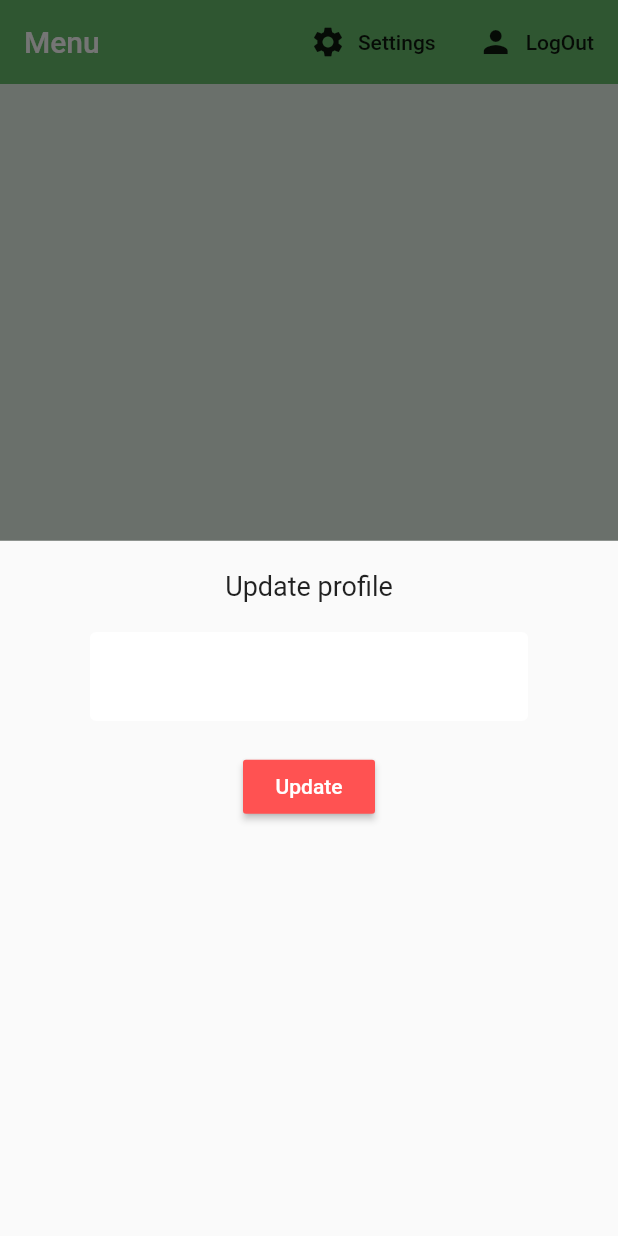
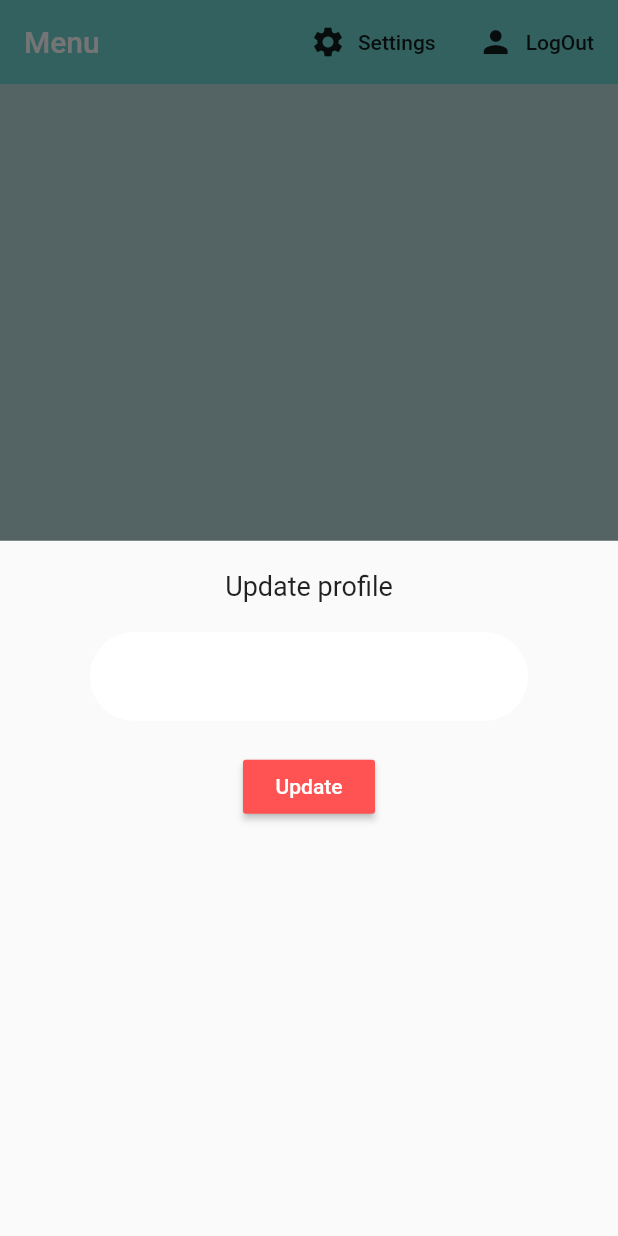
Before and after one commit to maramih/toothly, a Flutter app: the screen it shows once a user with an empty profile is signed in, after a tap on "Settings", on a phone screen of 412 x 824 dp. Run offline on Flutter 3.47's test engine with Material 2 defaults, Android fonts, the phone set to English and light mode, and no system bars; our stand-ins replace cloud_firestore, firebase_auth, flutter_spinkit, google_sign_in; accounts and stored records are empty.

Commit message:
Changed color palette. Changed appearance of sign in and register screens. Added sign in with Google.

```diff
--- a/toothly/lib/screens/authenticate/register.dart
+++ b/toothly/lib/screens/authenticate/register.dart
@@ -1,5 +1,6 @@
 import 'package:flutter/material.dart';
 import 'package:toothly/services/auth.dart';
+import 'package:toothly/shared/colors.dart';
 import 'package:toothly/shared/constants.dart';
 import 'package:toothly/shared/loading.dart';
 
@@ -22,38 +23,52 @@ class _RegisterState extends State<Register> {
   String password = '';
   String error = '';
 
+  //validator with regex for emails
+  String validateEmail(String value) {
+    Pattern pattern =
+        r'^(([^<>()[\]\\.,;:\s@\"]+(\.[^<>()[\]\\.,;:\s@\"]+)*)|(\".+\"))@((\[[0-9]{1,3}\.[0-9]{1,3}\.[0-9]{1,3}\.[0-9]{1,3}\])|(([a-zA-Z\-0-9]+\.)+[a-zA-Z]{2,}))$';
+    RegExp regex = new RegExp(pattern);
+    if (!regex.hasMatch(value))
+      return 'Enter Valid Email';
+    else
+      return null;
+  }
+
   @override
   Widget build(BuildContext context) {
     return loading
         ? Loading()
         : Scaffold(
-            backgroundColor: Colors.green[100],
-            appBar: AppBar(
-              backgroundColor: Colors.green[400],
-              elevation: 0.0,
-              title: Text('Sign up to Toothly'),
-              actions: <Widget>[
-                FlatButton.icon(
-                    onPressed: () {
-                      widget.toggleView();
-                    },
-                    icon: Icon(Icons.person),
-                    label: Text('Sign in'))
-              ],
-            ),
+            backgroundColor: Swatches.mySecondaryMint,
             body: SingleChildScrollView(
               child: Container(
                 padding: EdgeInsets.symmetric(vertical: 20.0, horizontal: 50.0),
                 child: Form(
                   key: _formKey,
                   child: Column(children: <Widget>[
+                    Container(
+                      child: Center(
+                        child: Text(
+                          "Register",
+                          style: TextStyle(
+                              fontSize: 30.0, color: Swatches.myPrimaryGrey),
+                          textAlign: TextAlign.center,
+                        ),
+                      ),
+                      margin: EdgeInsets.all(40.0),
+                      height: 150.0,
+                      width: 150.0,
+                      decoration: BoxDecoration(
+                        color:Swatches.myPrimaryPurple,
+                        shape: BoxShape.circle,
+                      ),
+                    ),
                     SizedBox(height: 20.0),
                     TextFormField(
+                      keyboardType: TextInputType.emailAddress,
                         decoration:
                             textInputDecoration.copyWith(hintText: 'Email'),
-                        validator: (val) {
-                          return val.isEmpty ? 'Enter an email' : null;
-                        },
+                        validator: validateEmail,
                         onChanged: (val) {
                           setState(() {
                             email = val;
@@ -76,7 +91,7 @@ class _RegisterState extends State<Register> {
                         }),
                     SizedBox(height: 20.0),
                     RaisedButton(
-                      color: Colors.redAccent,
+                      color: Swatches.myPrimaryRed,
                       child: Text(
                         "Register",
                         style: TextStyle(color: Colors.white),
@@ -99,7 +114,16 @@ class _RegisterState extends State<Register> {
                     ),
                     SizedBox(height: 12.0),
                     Text(error,
-                        style: TextStyle(color: Colors.red, fontSize: 14.0))
+                        style: TextStyle(color: Swatches.myPrimaryRed, fontSize: 14.0)),
+                    FlatButton.icon(
+                      onPressed: () {
+                        widget.toggleView();
+                      },
+                      icon: Icon(Icons.person),
+                      label: Text('Sign In'),
+                      color: Swatches.myPrimaryRed,
+                      textColor: Colors.white,
+                    ),
                   ]),
                 ),
               ),
--- a/toothly/lib/screens/authenticate/sign_in.dart
+++ b/toothly/lib/screens/authenticate/sign_in.dart
@@ -1,5 +1,6 @@
 import 'package:flutter/material.dart';
 import 'package:toothly/services/auth.dart';
+import 'package:toothly/shared/colors.dart';
 import 'package:toothly/shared/constants.dart';
 import 'package:toothly/shared/loading.dart';
 
@@ -22,34 +23,52 @@ class _SignInState extends State<SignIn> {
   String password = '';
   String error = '';
 
+//validator with regex for emails
+  String validateEmail(String value) {
+    Pattern pattern =
+        r'^(([^<>()[\]\\.,;:\s@\"]+(\.[^<>()[\]\\.,;:\s@\"]+)*)|(\".+\"))@((\[[0-9]{1,3}\.[0-9]{1,3}\.[0-9]{1,3}\.[0-9]{1,3}\])|(([a-zA-Z\-0-9]+\.)+[a-zA-Z]{2,}))$';
+    RegExp regex = new RegExp(pattern);
+    if (!regex.hasMatch(value))
+      return 'Enter Valid Email';
+    else
+      return null;
+  }
+
   @override
   Widget build(BuildContext context) {
-    return loading ? Loading(): Scaffold(
-        backgroundColor: Colors.green[100],
-        appBar: AppBar(
-          backgroundColor: Colors.green[400],
-          elevation: 0.0,
-          title: Text('Sign in to Toothly'),
-          actions: <Widget>[
-            FlatButton.icon(
-                onPressed: () {
-                  widget.toggleView();
-                },
-                icon: Icon(Icons.person),
-                label: Text('Register'))
-          ],
-        ),
-        body: Container(
+    return loading
+        ? Loading()
+        : Scaffold(
+            backgroundColor: Swatches.mySecondaryMint,
+            body: SingleChildScrollView(
+              child: Container(
                 padding: EdgeInsets.symmetric(vertical: 20.0, horizontal: 50.0),
                 child: Form(
                   key: _formkey,
                   child: Column(children: <Widget>[
+                    Container(
+                      child: Center(
+                        child: Text(
+                          "Login",
+                          style: TextStyle(
+                              fontSize: 50.0, color: Swatches.myPrimaryGrey),
+                          textAlign: TextAlign.center,
+                        ),
+                      ),
+                      margin: EdgeInsets.all(40.0),
+                      height: 150.0,
+                      width: 150.0,
+                      decoration: BoxDecoration(
+                        color:Swatches.myPrimaryPurple,
+                        shape: BoxShape.circle,
+                      ),
+                    ),
                     SizedBox(height: 20.0),
                     TextFormField(
-                  decoration: textInputDecoration.copyWith(hintText: 'Email'),
-                  // IMPLEMENT the  isEmail validation with regex maybe
-                  validator: (val) =>
-                      val.isEmpty ? 'Enter a valid email' : null,
+                        keyboardType: TextInputType.emailAddress,
+                        decoration:
+                            textInputDecoration.copyWith(hintText: 'Email'),
+                        validator: validateEmail,
                         onChanged: (val) {
                           setState(() {
                             email = val;
@@ -69,7 +88,7 @@ class _SignInState extends State<SignIn> {
                         }),
                     SizedBox(height: 20.0),
                     RaisedButton(
-                color: Colors.redAccent,
+                      color: Swatches.myPrimaryRed,
                       child: Text(
                         "Sign in",
                         style: TextStyle(color: Colors.white),
@@ -77,8 +96,8 @@ class _SignInState extends State<SignIn> {
                       onPressed: () async {
                         if (_formkey.currentState.validate()) {
                           setState(() => loading = true);
-                    dynamic result =
-                        await _auth.signInWithEmailAndPassword(email, password);
+                          dynamic result = await _auth
+                              .signInWithEmailAndPassword(email, password);
                           if (result == null) {
                             setState(() {
                               error = 'Invalid credentials';
@@ -88,7 +107,27 @@ class _SignInState extends State<SignIn> {
                         }
                       },
                     ),
+                    FlatButton.icon(
+                      onPressed: () {
+                        widget.toggleView();
+                      },
+                      icon: Icon(Icons.person),
+                      label: Text('Register'),
+                      color: Swatches.myPrimaryRed,
+                      textColor: Colors.white,
+                    ),
+                    FlatButton.icon(
+                      onPressed: () async {
+                        dynamic result = await _auth
+                            .signInWithGoogle();
+                      },
+                      icon: Icon(Icons.account_circle),
+                      label: Text('Sign in w/ Google'),
+                      color: Swatches.myPrimaryRed,
+                      textColor: Colors.white,
+                    )
                   ]),
+                ),
               ),
             ));
   }
--- a/toothly/lib/screens/home/profile_list.dart
+++ b/toothly/lib/screens/home/components/profile_list.dart
@@ -1,7 +1,7 @@
 import 'package:flutter/material.dart';
 import 'package:provider/provider.dart';
 import 'package:toothly/models/profile.dart';
-import 'package:toothly/screens/home/profile_tile.dart';
+import 'file:///D:/FlutterApps/Licenta/toothly/lib/screens/home/components/profile_tile.dart';
 
 class ProfileList extends StatefulWidget {
   @override
--- a/toothly/lib/screens/home/home.dart
+++ b/toothly/lib/screens/home/home.dart
@@ -1,11 +1,12 @@
 import 'package:cloud_firestore/cloud_firestore.dart';
 import 'package:flutter/material.dart';
 import 'package:toothly/models/profile.dart';
-import 'package:toothly/screens/home/profile_list.dart';
-import 'package:toothly/screens/home/settings.dart';
+import 'file:///D:/FlutterApps/Licenta/toothly/lib/screens/home/components/profile_list.dart';
+import 'file:///D:/FlutterApps/Licenta/toothly/lib/screens/home/components/settings.dart';
 import 'package:toothly/services/auth.dart';
 import 'package:provider/provider.dart';
 import 'package:toothly/services/database.dart';
+import 'package:toothly/shared/colors.dart';
 
 class Home extends StatelessWidget {
 
@@ -29,10 +30,10 @@ class Home extends StatelessWidget {
     return StreamProvider<List<Profile>>.value(
       value: DatabaseService().profiles,
       child: Scaffold(
-        backgroundColor: Colors.green[50],
+        backgroundColor: Swatches.mySecondaryMint,
         appBar: AppBar(
           title: Text('Menu'),
-          backgroundColor: Colors.green[400],
+          backgroundColor:Swatches.myPrimaryMint,
           elevation: 0.0,
           actions: <Widget>[
             FlatButton.icon(
--- a/toothly/lib/services/auth.dart
+++ b/toothly/lib/services/auth.dart
@@ -1,9 +1,11 @@
 import 'package:firebase_auth/firebase_auth.dart';
+import 'package:google_sign_in/google_sign_in.dart';
 import 'package:toothly/models/user.dart';
 import 'package:toothly/services/database.dart';
 
 class AuthService {
   final FirebaseAuth _auth = FirebaseAuth.instance;
+  final GoogleSignIn _googleSignIn=GoogleSignIn();
 
   //create user object based on FirebaseUser
   User _userFromFirebaseUser(FirebaseUser user) {
@@ -58,9 +60,36 @@ class AuthService {
     }
   }
 
+  //sign in with google account
+  Future signInWithGoogle() async{
+    try {
+      GoogleSignInAccount googleUser = await _googleSignIn.signIn();
+      GoogleSignInAuthentication googleAuth = await googleUser.authentication;
+
+      final AuthCredential credential = GoogleAuthProvider.getCredential(
+        accessToken: googleAuth.accessToken,
+        idToken: googleAuth.idToken,
+      );
+
+      final FirebaseUser user = (await _auth.signInWithCredential(credential))
+          .user;
+      var dbs = await DatabaseService(uid: googleAuth.idToken);
+      print(googleAuth.accessToken);
+      if(dbs.userData ==null)
+        dbs.updateUserData(user.displayName, user.displayName, "client", 21);
+
+      return _userFromFirebaseUser(user);
+    }catch(e){
+      print(e.toString());
+      return null;
+    }
+
+  }
+
 //sign out
 Future singOut() async{
     try{
+      await _googleSignIn.signOut();
       return await _auth.signOut();
     }catch(e){
       print(e.toString());
--- a/toothly/lib/shared/constants.dart
+++ b/toothly/lib/shared/constants.dart
@@ -4,7 +4,9 @@ const textInputDecoration = InputDecoration(
   fillColor: Colors.white,
   filled: true,
   enabledBorder: OutlineInputBorder(
+      borderRadius: const BorderRadius.all(const Radius.circular(50.0)),
       borderSide: BorderSide(color: Colors.white, width: 2.0)),
   focusedBorder: OutlineInputBorder(
-      borderSide: BorderSide(color: Colors.green, width: 2.0)),
+      borderRadius: const BorderRadius.all(const Radius.circular(50.0)),
+      borderSide: BorderSide(color: Color(0xff9068be), width: 2.0)),
 );
--- a/toothly/lib/shared/loading.dart
+++ b/toothly/lib/shared/loading.dart
@@ -1,14 +1,15 @@
 import 'package:flutter/material.dart';
 import 'package:flutter_spinkit/flutter_spinkit.dart';
+import 'package:toothly/shared/colors.dart';
 
 class Loading extends StatelessWidget {
   @override
   Widget build(BuildContext context) {
     return Container(
-      color:Colors.green[100],
+      color:Swatches.mySecondaryMint,
       child: Center(
         child: SpinKitCubeGrid(
-          color: Colors.green[400],
+          color: Swatches.myPrimaryMint,
           size: 100.0,
         ),
       ),
```
Also changed, not shown: toothly/lib/screens/home/components/profile_tile.dart (renamed from toothly/lib/screens/home/profile_tile.dart), toothly/lib/screens/home/components/settings.dart (renamed from toothly/lib/screens/home/settings.dart). Lines whose indentation alone changed are shown as unchanged.
